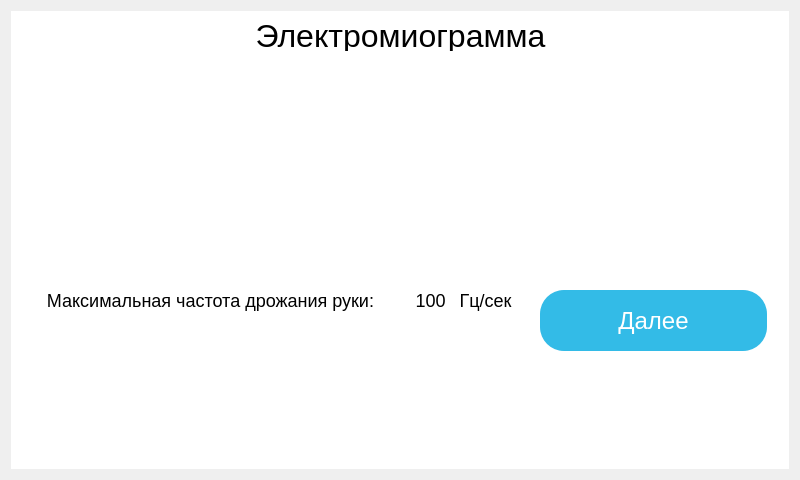
Before: the Qt Designer form gui/window-3.ui in GerrFrog/Muscular-training-apparatus, drawn with Qt 5.
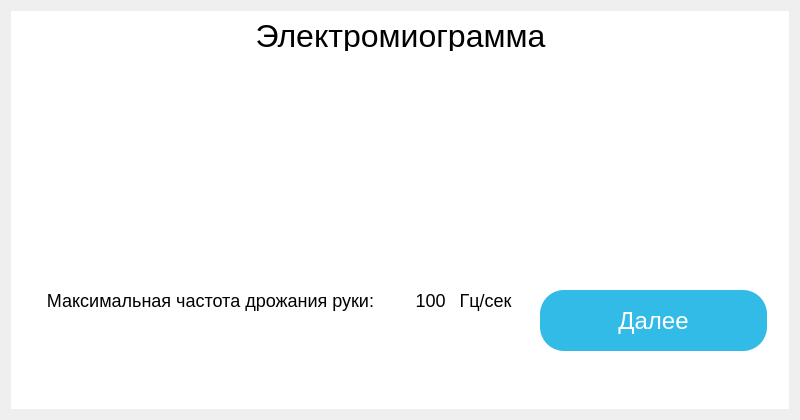
After: the same form once the commit is applied.

```diff
--- a/gui/window-3.ui
+++ b/gui/window-3.ui
@@ -7,19 +7,19 @@
     <x>0</x>
     <y>0</y>
     <width>800</width>
-    <height>480</height>
+    <height>420</height>
    </rect>
   </property>
   <property name="minimumSize">
    <size>
     <width>800</width>
-    <height>480</height>
+    <height>420</height>
    </size>
   </property>
   <property name="maximumSize">
    <size>
     <width>800</width>
-    <height>480</height>
+    <height>420</height>
    </size>
   </property>
   <property name="windowTitle">
```
